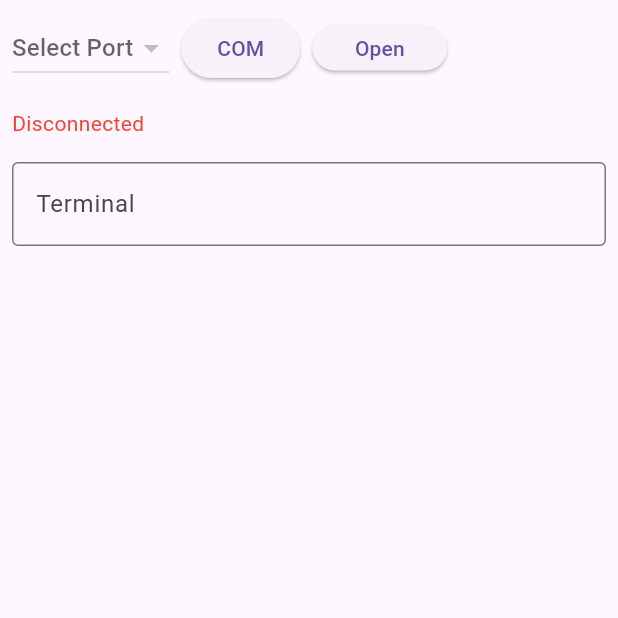
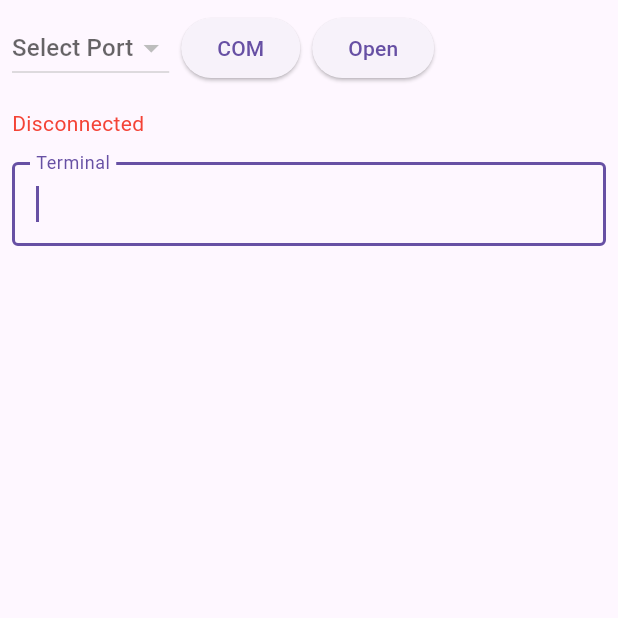
Before and after one commit to louiey-dev/flutter_uart_riverpod, a Flutter app: the screen it shows after launch, on a phone screen of 412 x 824 dp, the top half of it. Run offline on Flutter 3.47's test engine with Material 3 defaults, Android fonts, the phone set to English and light mode, and no system bars; our stand-ins replace flutter_riverpod; missing offline and left inert: flutter_libserialport.

Commit message:
update : readme updated

```diff
--- a/lib/screen/uart_screen.dart
+++ b/lib/screen/uart_screen.dart
@@ -96,11 +96,7 @@ class _UartScreenState extends ConsumerState<UartScreen> {
                   },
                 ),
                 SizedBox(width: 8),
-                SizedBox(
-                  width: 90,
-                  height: 30,
-                  child: Expanded(
-                    child: ElevatedButton(
+                ElevatedButton(
                   child: Text(uartState.isConnected ? 'Close' : 'Open'),
                   onPressed: () {
                     developer.log("Open pressed, ${uartState.isConnected}");
@@ -124,8 +120,6 @@ class _UartScreenState extends ConsumerState<UartScreen> {
                       utils.log(e.toString());
                     }
                   },
-                    ),
-                  ),
                 ),
               ],
             ),
@@ -190,6 +184,7 @@ class _UartScreenState extends ConsumerState<UartScreen> {
                 child: SingleChildScrollView(
                   controller: _scrollController,
                   child: TextField(
+                    autofocus: true,
                     controller: _terminalController,
                     maxLines: null,
                     decoration: InputDecoration(
```
Also changed, not shown: 1 other file. Lines whose indentation alone changed are shown as unchanged.
